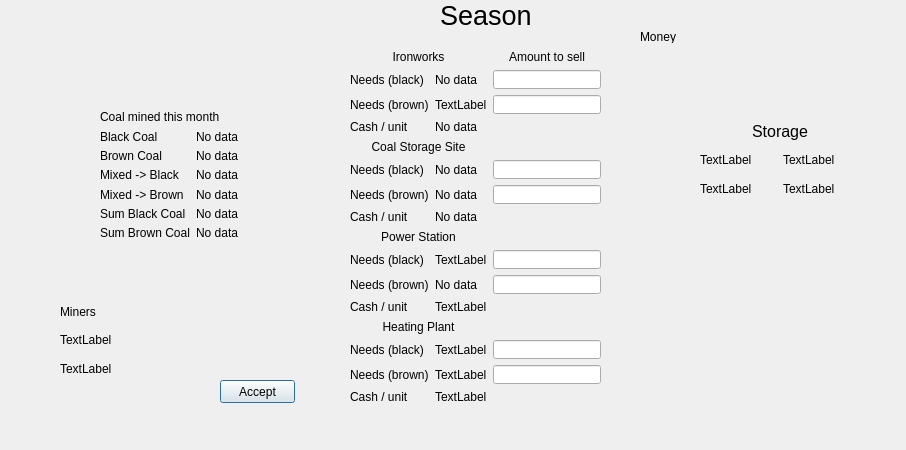
Old version of the form newmonthdialog.ui in the repository foltysM/Mine-Simulator-Cpp.
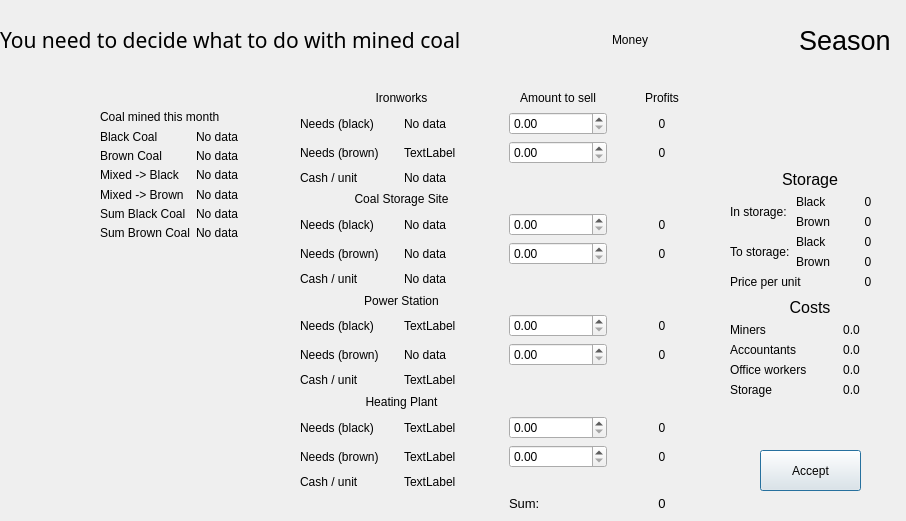
New version of the form. Icons and pictures are not drawn.

Commit message: Major improvements to new month dialog

What changed in the file:
```diff
--- a/newmonthdialog.ui
+++ b/newmonthdialog.ui
@@ -7,7 +7,7 @@
     <x>0</x>
     <y>0</y>
     <width>906</width>
-    <height>450</height>
+    <height>521</height>
    </rect>
   </property>
   <property name="windowTitle">
@@ -120,93 +120,35 @@
     </item>
    </layout>
   </widget>
-  <widget class="QWidget" name="gridLayoutWidget_2">
-   <property name="geometry">
-    <rect>
-     <x>60</x>
-     <y>300</y>
-     <width>160</width>
-     <height>80</height>
-    </rect>
-   </property>
-   <layout class="QGridLayout" name="gridLayout_2">
-    <item row="2" column="0">
-     <widget class="QLabel" name="label_10">
-      <property name="text">
-       <string>TextLabel</string>
-      </property>
-     </widget>
-    </item>
-    <item row="0" column="0">
-     <widget class="QLabel" name="label_8">
-      <property name="text">
-       <string>Miners</string>
-      </property>
-     </widget>
-    </item>
-    <item row="1" column="0">
-     <widget class="QLabel" name="label_9">
-      <property name="text">
-       <string>TextLabel</string>
-      </property>
-     </widget>
-    </item>
-   </layout>
-  </widget>
-  <widget class="QLabel" name="labelMoneyDialog">
-   <property name="geometry">
-    <rect>
-     <x>640</x>
-     <y>30</y>
-     <width>47</width>
-     <height>13</height>
-    </rect>
-   </property>
-   <property name="text">
-    <string>Money</string>
-   </property>
-  </widget>
   <widget class="QPushButton" name="acceptButton">
    <property name="geometry">
     <rect>
-     <x>220</x>
-     <y>380</y>
-     <width>75</width>
-     <height>23</height>
+     <x>760</x>
+     <y>450</y>
+     <width>101</width>
+     <height>41</height>
     </rect>
    </property>
    <property name="text">
     <string>Accept</string>
    </property>
   </widget>
-  <widget class="QLabel" name="labelSeason">
-   <property name="geometry">
-    <rect>
-     <x>440</x>
-     <y>0</y>
-     <width>91</width>
-     <height>31</height>
-    </rect>
-   </property>
-   <property name="font">
-    <font>
-     <pointsize>20</pointsize>
-    </font>
-   </property>
-   <property name="text">
-    <string>Season</string>
-   </property>
-  </widget>
   <widget class="QWidget" name="gridLayoutWidget_3">
    <property name="geometry">
     <rect>
-     <x>350</x>
-     <y>50</y>
-     <width>251</width>
-     <height>356</height>
+     <x>300</x>
+     <y>90</y>
+     <width>411</width>
+     <height>421</height>
     </rect>
    </property>
    <layout class="QGridLayout" name="gridLayout_3">
+    <property name="sizeConstraint">
+     <enum>QLayout::SetDefaultConstraint</enum>
+    </property>
+    <item row="13" column="2">
+     <widget class="QDoubleSpinBox" name="doubleSpinBlackHeatingPlant"/>
+    </item>
     <item row="15" column="1">
      <widget class="QLabel" name="labelCashHeatingPlant">
       <property name="text">
@@ -214,10 +156,17 @@
       </property>
      </widget>
     </item>
-    <item row="13" column="1">
-     <widget class="QLabel" name="labelNeedsBlackHeatingPlant">
+    <item row="3" column="1">
+     <widget class="QLabel" name="labelCashIronWorks">
       <property name="text">
-       <string>TextLabel</string>
+       <string>No data</string>
+      </property>
+     </widget>
+    </item>
+    <item row="3" column="0">
+     <widget class="QLabel" name="label_7">
+      <property name="text">
+       <string>Cash / unit</string>
       </property>
      </widget>
     </item>
@@ -228,8 +177,56 @@
       </property>
      </widget>
     </item>
-    <item row="6" column="0">
-     <widget class="QLabel" name="label_20">
+    <item row="13" column="1">
+     <widget class="QLabel" name="labelNeedsBlackHeatingPlant">
+      <property name="text">
+       <string>TextLabel</string>
+      </property>
+     </widget>
+    </item>
+    <item row="1" column="1">
+     <widget class="QLabel" name="labelNeedsBlackIronworks">
+      <property name="text">
+       <string>No data</string>
+      </property>
+     </widget>
+    </item>
+    <item row="11" column="1">
+     <widget class="QLabel" name="labelCashPowerstation">
+      <property name="text">
+       <string>TextLabel</string>
+      </property>
+     </widget>
+    </item>
+    <item row="5" column="3">
+     <widget class="QLabel" name="labelMoneyBlackCoalStorageSite">
+      <property name="text">
+       <string>0</string>
+      </property>
+      <property name="alignment">
+       <set>Qt::AlignCenter</set>
+      </property>
+     </widget>
+    </item>
+    <item row="0" column="3">
+     <widget class="QLabel" name="label_34">
+      <property name="text">
+       <string>Profits</string>
+      </property>
+      <property name="alignment">
+       <set>Qt::AlignCenter</set>
+      </property>
+     </widget>
+    </item>
+    <item row="11" column="0">
+     <widget class="QLabel" name="label_22">
+      <property name="text">
+       <string>Cash / unit</string>
+      </property>
+     </widget>
+    </item>
+    <item row="14" column="0">
+     <widget class="QLabel" name="label_15">
       <property name="text">
        <string>Needs (brown)</string>
       </property>
@@ -245,41 +242,53 @@
       </property>
      </widget>
     </item>
-    <item row="7" column="1">
-     <widget class="QLabel" name="labelCashCoalStorage">
+    <item row="1" column="3">
+     <widget class="QLabel" name="labelMoneyBlackIronWorks">
       <property name="text">
-       <string>No data</string>
+       <string>0</string>
       </property>
+      <property name="alignment">
+       <set>Qt::AlignCenter</set>
+      </property>
      </widget>
     </item>
-    <item row="13" column="0">
-     <widget class="QLabel" name="label_27">
+    <item row="12" column="0" colspan="2">
+     <widget class="QLabel" name="label_26">
+      <property name="text">
+       <string>Heating Plant</string>
+      </property>
+      <property name="alignment">
+       <set>Qt::AlignCenter</set>
+      </property>
+     </widget>
+    </item>
+    <item row="6" column="3">
+     <widget class="QLabel" name="labelMoneyBrownCoalStorageSite">
+      <property name="text">
+       <string>0</string>
+      </property>
+      <property name="alignment">
+       <set>Qt::AlignCenter</set>
+      </property>
+     </widget>
+    </item>
+    <item row="1" column="0">
+     <widget class="QLabel" name="label_6">
       <property name="text">
        <string>Needs (black)</string>
       </property>
      </widget>
     </item>
-    <item row="14" column="1">
-     <widget class="QLabel" name="labelNeedsBrownHeatingPlant">
-      <property name="text">
-       <string>TextLabel</string>
-      </property>
-     </widget>
+    <item row="2" column="2">
+     <widget class="QDoubleSpinBox" name="doubleSpinBrownIronWorks"/>
     </item>
-    <item row="3" column="1">
-     <widget class="QLabel" name="labelCashIronWorks">
+    <item row="10" column="1">
+     <widget class="QLabel" name="labelNeedsBrownPowerstation">
       <property name="text">
        <string>No data</string>
       </property>
      </widget>
     </item>
-    <item row="3" column="0">
-     <widget class="QLabel" name="label_7">
-      <property name="text">
-       <string>Cash / unit</string>
-      </property>
-     </widget>
-    </item>
     <item row="4" column="0" colspan="2">
      <widget class="QLabel" name="label_18">
       <property name="text">
@@ -290,27 +299,25 @@
       </property>
      </widget>
     </item>
-    <item row="6" column="1">
-     <widget class="QLabel" name="labelNeedsBrownCoalStorageSite">
-      <property name="text">
-       <string>No data</string>
-      </property>
-     </widget>
+    <item row="1" column="2">
+     <widget class="QDoubleSpinBox" name="doubleSpinBlackIronWorks"/>
     </item>
-    <item row="5" column="0">
-     <widget class="QLabel" name="label_19">
-      <property name="text">
-       <string>Needs (black)</string>
-      </property>
-     </widget>
+    <item row="14" column="2">
+     <widget class="QDoubleSpinBox" name="doubleSpinBrownHeatingPlant"/>
     </item>
-    <item row="1" column="0">
-     <widget class="QLabel" name="label_6">
+    <item row="5" column="2">
+     <widget class="QDoubleSpinBox" name="doubleSpinBlackCoalStorageSite"/>
+    </item>
+    <item row="2" column="1">
+     <widget class="QLabel" name="labelNeedsBrownIronworks">
       <property name="text">
-       <string>Needs (black)</string>
+       <string>TextLabel</string>
       </property>
      </widget>
     </item>
+    <item row="6" column="2">
+     <widget class="QDoubleSpinBox" name="doubleSpinBrownCoalStorageSite"/>
+    </item>
     <item row="15" column="0">
      <widget class="QLabel" name="label_28">
       <property name="text">
@@ -318,27 +325,6 @@
       </property>
      </widget>
     </item>
-    <item row="9" column="0">
-     <widget class="QLabel" name="label_23">
-      <property name="text">
-       <string>Needs (black)</string>
-      </property>
-     </widget>
-    </item>
-    <item row="9" column="1">
-     <widget class="QLabel" name="labelNeedsBlackPowerstation">
-      <property name="text">
-       <string>TextLabel</string>
-      </property>
-     </widget>
-    </item>
-    <item row="10" column="0">
-     <widget class="QLabel" name="label_24">
-      <property name="text">
-       <string>Needs (brown)</string>
-      </property>
-     </widget>
-    </item>
     <item row="0" column="0" colspan="2">
      <widget class="QLabel" name="label_5">
       <property name="text">
@@ -349,51 +335,20 @@
       </property>
      </widget>
     </item>
-    <item row="11" column="1">
-     <widget class="QLabel" name="labelCashPowerstation">
+    <item row="6" column="0">
+     <widget class="QLabel" name="label_20">
       <property name="text">
-       <string>TextLabel</string>
+       <string>Needs (brown)</string>
       </property>
      </widget>
     </item>
-    <item row="10" column="1">
-     <widget class="QLabel" name="labelNeedsBrownPowerstation">
+    <item row="6" column="1">
+     <widget class="QLabel" name="labelNeedsBrownCoalStorageSite">
       <property name="text">
        <string>No data</string>
       </property>
      </widget>
     </item>
-    <item row="12" column="0" colspan="2">
-     <widget class="QLabel" name="label_26">
-      <property name="text">
-       <string>Heating Plant</string>
-      </property>
-      <property name="alignment">
-       <set>Qt::AlignCenter</set>
-      </property>
-     </widget>
-    </item>
-    <item row="5" column="1">
-     <widget class="QLabel" name="labelNeedsBlackCoalStorage">
-      <property name="text">
-       <string>No data</string>
-      </property>
-     </widget>
-    </item>
-    <item row="11" column="0">
-     <widget class="QLabel" name="label_22">
-      <property name="text">
-       <string>Cash / unit</string>
-      </property>
-     </widget>
-    </item>
-    <item row="2" column="1">
-     <widget class="QLabel" name="labelNeedsBrownIronworks">
-      <property name="text">
-       <string>TextLabel</string>
-      </property>
-     </widget>
-    </item>
     <item row="2" column="0">
      <widget class="QLabel" name="label_17">
       <property name="text">
@@ -401,34 +356,39 @@
       </property>
      </widget>
     </item>
-    <item row="14" column="0">
-     <widget class="QLabel" name="label_15">
+    <item row="13" column="0">
+     <widget class="QLabel" name="label_27">
       <property name="text">
-       <string>Needs (brown)</string>
+       <string>Needs (black)</string>
       </property>
      </widget>
     </item>
-    <item row="1" column="1">
-     <widget class="QLabel" name="labelNeedsBlackIronworks">
+    <item row="9" column="1">
+     <widget class="QLabel" name="labelNeedsBlackPowerstation">
       <property name="text">
-       <string>No data</string>
+       <string>TextLabel</string>
       </property>
      </widget>
     </item>
-    <item row="13" column="2">
-     <widget class="QLineEdit" name="lineEditBlackHeatingPlant"/>
-    </item>
     <item row="10" column="2">
-     <widget class="QLineEdit" name="lineEdit"/>
+     <widget class="QDoubleSpinBox" name="doubleSpinBrownPowerStation"/>
     </item>
-    <item row="9" column="2">
-     <widget class="QLineEdit" name="lineEditBlackPowerStation"/>
+    <item row="5" column="0">
+     <widget class="QLabel" name="label_19">
+      <property name="text">
+       <string>Needs (black)</string>
+      </property>
+     </widget>
     </item>
-    <item row="14" column="2">
-     <widget class="QLineEdit" name="lineEditBrownHeatingPlant"/>
-    </item>
-    <item row="6" column="2">
-     <widget class="QLineEdit" name="lineEditBrownCoalStorageSite"/>
+    <item row="2" column="3">
+     <widget class="QLabel" name="labelMoneyBrownIronWorks">
+      <property name="text">
+       <string>0</string>
+      </property>
+      <property name="alignment">
+       <set>Qt::AlignCenter</set>
+      </property>
+     </widget>
     </item>
     <item row="0" column="2">
      <widget class="QLabel" name="label_25">
@@ -440,69 +400,426 @@
       </property>
      </widget>
     </item>
-    <item row="5" column="2">
-     <widget class="QLineEdit" name="lineEditBlackCoalStorageSite"/>
+    <item row="5" column="1">
+     <widget class="QLabel" name="labelNeedsBlackCoalStorage">
+      <property name="text">
+       <string>No data</string>
+      </property>
+     </widget>
     </item>
-    <item row="1" column="2">
-     <widget class="QLineEdit" name="lineEditBlackIronWorks"/>
+    <item row="9" column="0">
+     <widget class="QLabel" name="label_23">
+      <property name="text">
+       <string>Needs (black)</string>
+      </property>
+     </widget>
     </item>
-    <item row="2" column="2">
-     <widget class="QLineEdit" name="lineEditBrownIronWorks"/>
+    <item row="9" column="2">
+     <widget class="QDoubleSpinBox" name="doubleSpinBlackPowerStation"/>
+    </item>
+    <item row="14" column="1">
+     <widget class="QLabel" name="labelNeedsBrownHeatingPlant">
+      <property name="text">
+       <string>TextLabel</string>
+      </property>
+     </widget>
+    </item>
+    <item row="7" column="1">
+     <widget class="QLabel" name="labelCashCoalStorage">
+      <property name="text">
+       <string>No data</string>
+      </property>
+     </widget>
+    </item>
+    <item row="10" column="0">
+     <widget class="QLabel" name="label_24">
+      <property name="text">
+       <string>Needs (brown)</string>
+      </property>
+     </widget>
+    </item>
+    <item row="16" column="3">
+     <widget class="QLabel" name="labelMoneySum">
+      <property name="font">
+       <font>
+        <pointsize>10</pointsize>
+       </font>
+      </property>
+      <property name="text">
+       <string>0</string>
+      </property>
+      <property name="alignment">
+       <set>Qt::AlignCenter</set>
+      </property>
+     </widget>
+    </item>
+    <item row="9" column="3">
+     <widget class="QLabel" name="labelMoneyBlackPowerStation">
+      <property name="text">
+       <string>0</string>
+      </property>
+      <property name="alignment">
+       <set>Qt::AlignCenter</set>
+      </property>
+     </widget>
+    </item>
+    <item row="10" column="3">
+     <widget class="QLabel" name="labelMoneyBrownPowerStation">
+      <property name="text">
+       <string>0</string>
+      </property>
+      <property name="alignment">
+       <set>Qt::AlignCenter</set>
+      </property>
+     </widget>
+    </item>
+    <item row="13" column="3">
+     <widget class="QLabel" name="labelMoneyBlackHeatingPlant">
+      <property name="text">
+       <string>0</string>
+      </property>
+      <property name="alignment">
+       <set>Qt::AlignCenter</set>
+      </property>
+     </widget>
+    </item>
+    <item row="16" column="2">
+     <widget class="QLabel" name="label_45">
+      <property name="font">
+       <font>
+        <pointsize>10</pointsize>
+       </font>
+      </property>
+      <property name="text">
+       <string>Sum:</string>
+      </property>
+     </widget>
+    </item>
+    <item row="14" column="3">
+     <widget class="QLabel" name="labelMoneyBrownHeatingPlant">
+      <property name="text">
+       <string>0</string>
+      </property>
+      <property name="alignment">
+       <set>Qt::AlignCenter</set>
+      </property>
+     </widget>
     </item>
    </layout>
   </widget>
-  <widget class="QWidget" name="gridLayoutWidget_4">
+  <widget class="QWidget" name="horizontalLayoutWidget">
    <property name="geometry">
     <rect>
-     <x>700</x>
-     <y>120</y>
-     <width>160</width>
+     <x>0</x>
+     <y>0</y>
+     <width>901</width>
      <height>80</height>
     </rect>
    </property>
-   <layout class="QGridLayout" name="storageLayout">
-    <item row="2" column="0">
-     <widget class="QLabel" name="label_33">
+   <layout class="QHBoxLayout" name="horizontalLayout_2">
+    <item>
+     <widget class="QLabel" name="label_16">
+      <property name="font">
+       <font>
+        <family>Stencil</family>
+        <pointsize>16</pointsize>
+       </font>
+      </property>
       <property name="text">
-       <string>TextLabel</string>
+       <string>You need to decide what to do with mined coal</string>
       </property>
      </widget>
     </item>
-    <item row="1" column="0">
-     <widget class="QLabel" name="label_32">
-      <property name="text">
-       <string>TextLabel</string>
+    <item>
+     <spacer name="horizontalSpacer">
+      <property name="orientation">
+       <enum>Qt::Horizontal</enum>
       </property>
-     </widget>
+      <property name="sizeHint" stdset="0">
+       <size>
+        <width>40</width>
+        <height>20</height>
+       </size>
+      </property>
+     </spacer>
     </item>
-    <item row="1" column="1">
-     <widget class="QLabel" name="label_34">
+    <item>
+     <widget class="QLabel" name="labelMoneyDialog">
       <property name="text">
-       <string>TextLabel</string>
+       <string>Money</string>
       </property>
      </widget>
     </item>
-    <item row="2" column="1">
-     <widget class="QLabel" name="label_35">
-      <property name="text">
-       <string>TextLabel</string>
+    <item>
+     <spacer name="horizontalSpacer_2">
+      <property name="orientation">
+       <enum>Qt::Horizontal</enum>
       </property>
-     </widget>
+      <property name="sizeHint" stdset="0">
+       <size>
+        <width>40</width>
+        <height>20</height>
+       </size>
+      </property>
+     </spacer>
     </item>
-    <item row="0" column="0" colspan="2">
-     <widget class="QLabel" name="label_31">
+    <item>
+     <widget class="QLabel" name="labelSeason">
       <property name="font">
        <font>
-        <pointsize>12</pointsize>
+        <pointsize>20</pointsize>
        </font>
       </property>
       <property name="text">
-       <string>Storage</string>
+       <string>Season</string>
       </property>
-      <property name="alignment">
-       <set>Qt::AlignCenter</set>
-      </property>
      </widget>
+    </item>
+    <item>
+     <spacer name="horizontalSpacer_3">
+      <property name="orientation">
+       <enum>Qt::Horizontal</enum>
+      </property>
+      <property name="sizeType">
+       <enum>QSizePolicy::Preferred</enum>
+      </property>
+      <property name="sizeHint" stdset="0">
+       <size>
+        <width>10</width>
+        <height>10</height>
+       </size>
+      </property>
+     </spacer>
+    </item>
+   </layout>
+  </widget>
+  <widget class="QWidget" name="verticalLayoutWidget">
+   <property name="geometry">
+    <rect>
+     <x>730</x>
+     <y>170</y>
+     <width>160</width>
+     <height>227</height>
+    </rect>
+   </property>
+   <layout class="QVBoxLayout" name="verticalLayout">
+    <item>
+     <layout class="QGridLayout" name="storageLayout">
+      <item row="1" column="2">
+       <widget class="QLabel" name="labelInStorageBlack">
+        <property name="text">
+         <string>0</string>
+        </property>
+        <property name="alignment">
+         <set>Qt::AlignCenter</set>
+        </property>
+       </widget>
+      </item>
+      <item row="3" column="1">
+       <widget class="QLabel" name="label_35">
+        <property name="text">
+         <string>Black</string>
+        </property>
+       </widget>
+      </item>
+      <item row="1" column="1">
+       <widget class="QLabel" name="label_29">
+        <property name="text">
+         <string>Black</string>
+        </property>
+       </widget>
+      </item>
+      <item row="0" column="0" colspan="3">
+       <widget class="QLabel" name="label_31">
+        <property name="font">
+         <font>
+          <pointsize>12</pointsize>
+         </font>
+        </property>
+        <property name="text">
+         <string>Storage</string>
+        </property>
+        <property name="alignment">
+         <set>Qt::AlignCenter</set>
+        </property>
+       </widget>
+      </item>
+      <item row="3" column="2">
+       <widget class="QLabel" name="labelToStorageBlack">
+        <property name="text">
+         <string>0</string>
+        </property>
+        <property name="alignment">
+         <set>Qt::AlignCenter</set>
+        </property>
+       </widget>
+      </item>
+      <item row="2" column="1">
+       <widget class="QLabel" name="label_30">
+        <property name="text">
+         <string>Brown</string>
+        </property>
+       </widget>
+      </item>
+      <item row="4" column="1">
+       <widget class="QLabel" name="label_36">
+        <property name="text">
+         <string>Brown</string>
+        </property>
+       </widget>
+      </item>
+      <item row="3" column="0" rowspan="2">
+       <widget class="QLabel" name="label_33">
+        <property name="text">
+         <string>To storage:</string>
+        </property>
+       </widget>
+      </item>
+      <item row="2" column="2">
+       <widget class="QLabel" name="labelInStorageBrown">
+        <property name="text">
+         <string>0</string>
+        </property>
+        <property name="alignment">
+         <set>Qt::AlignCenter</set>
+        </property>
+       </widget>
+      </item>
+      <item row="4" column="2">
+       <widget class="QLabel" name="labelToStorageBrown">
+        <property name="text">
+         <string>0</string>
+        </property>
+        <property name="alignment">
+         <set>Qt::AlignCenter</set>
+        </property>
+       </widget>
+      </item>
+      <item row="1" column="0" rowspan="2">
+       <widget class="QLabel" name="label_32">
+        <property name="text">
+         <string>In storage:</string>
+        </property>
+       </widget>
+      </item>
+      <item row="5" column="0" colspan="2">
+       <widget class="QLabel" name="label_43">
+        <property name="text">
+         <string>Price per unit</string>
+        </property>
+       </widget>
+      </item>
+      <item row="5" column="2">
+       <widget class="QLabel" name="label_44">
+        <property name="text">
+         <string>0</string>
+        </property>
+        <property name="alignment">
+         <set>Qt::AlignCenter</set>
+        </property>
+       </widget>
+      </item>
+     </layout>
+    </item>
+    <item>
+     <spacer name="verticalSpacer">
+      <property name="orientation">
+       <enum>Qt::Vertical</enum>
+      </property>
+      <property name="sizeHint" stdset="0">
+       <size>
+        <width>20</width>
+        <height>40</height>
+       </size>
+      </property>
+     </spacer>
+    </item>
+    <item>
+     <layout class="QGridLayout" name="costsLayout">
+      <item row="4" column="0">
+       <widget class="QLabel" name="label_38">
+        <property name="text">
+         <string>Storage</string>
+        </property>
+       </widget>
+      </item>
+      <item row="1" column="0">
+       <widget class="QLabel" name="label_9">
+        <property name="text">
+         <string>Miners</string>
+        </property>
+       </widget>
+      </item>
+      <item row="3" column="0">
+       <widget class="QLabel" name="label_37">
+        <property name="text">
+         <string>Office workers</string>
+        </property>
+       </widget>
+      </item>
+      <item row="2" column="0">
+       <widget class="QLabel" name="label_10">
+        <property name="text">
+         <string>Accountants</string>
+        </property>
+       </widget>
+      </item>
+      <item row="1" column="1">
+       <widget class="QLabel" name="label_39">
+        <property name="text">
+         <string>0.0</string>
+        </property>
+        <property name="alignment">
+         <set>Qt::AlignCenter</set>
+        </property>
+       </widget>
+      </item>
+      <item row="0" column="0" colspan="2">
+       <widget class="QLabel" name="label_8">
+        <property name="font">
+         <font>
+          <pointsize>12</pointsize>
+         </font>
+        </property>
+        <property name="text">
+         <string>Costs</string>
+        </property>
+        <property name="alignment">
+         <set>Qt::AlignCenter</set>
+        </property>
+       </widget>
+      </item>
+      <item row="2" column="1">
+       <widget class="QLabel" name="label_40">
+        <property name="text">
+         <string>0.0</string>
+        </property>
+        <property name="alignment">
+         <set>Qt::AlignCenter</set>
+        </property>
+       </widget>
+      </item>
+      <item row="3" column="1">
+       <widget class="QLabel" name="label_41">
+        <property name="text">
+         <string>0.0</string>
+        </property>
+        <property name="alignment">
+         <set>Qt::AlignCenter</set>
+        </property>
+       </widget>
+      </item>
+      <item row="4" column="1">
+       <widget class="QLabel" name="label_42">
+        <property name="text">
+         <string>0.0</string>
+        </property>
+        <property name="alignment">
+         <set>Qt::AlignCenter</set>
+        </property>
+       </widget>
+      </item>
+     </layout>
     </item>
    </layout>
   </widget>
```
The commit also changes 26 other files.
